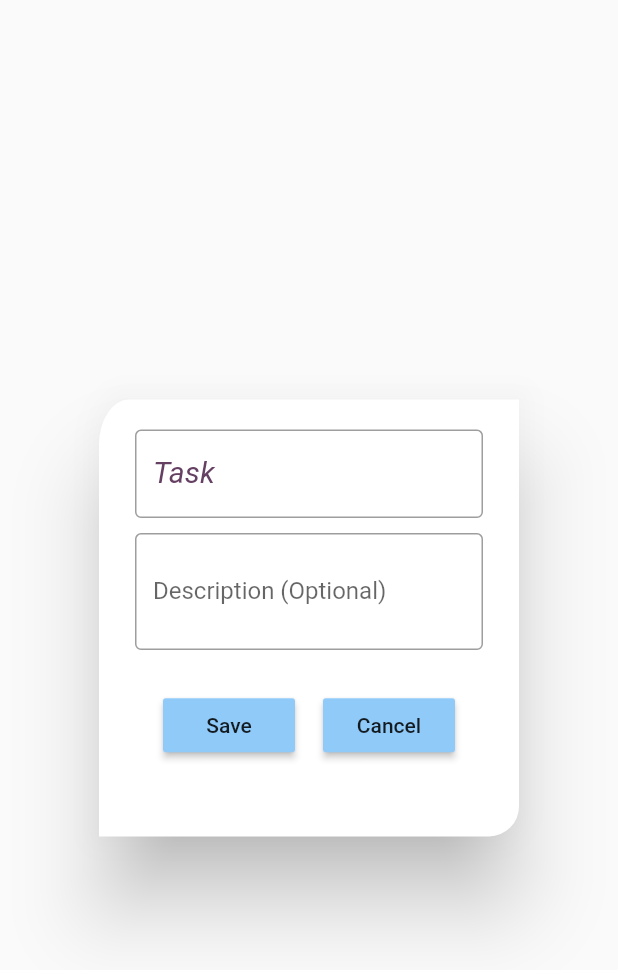
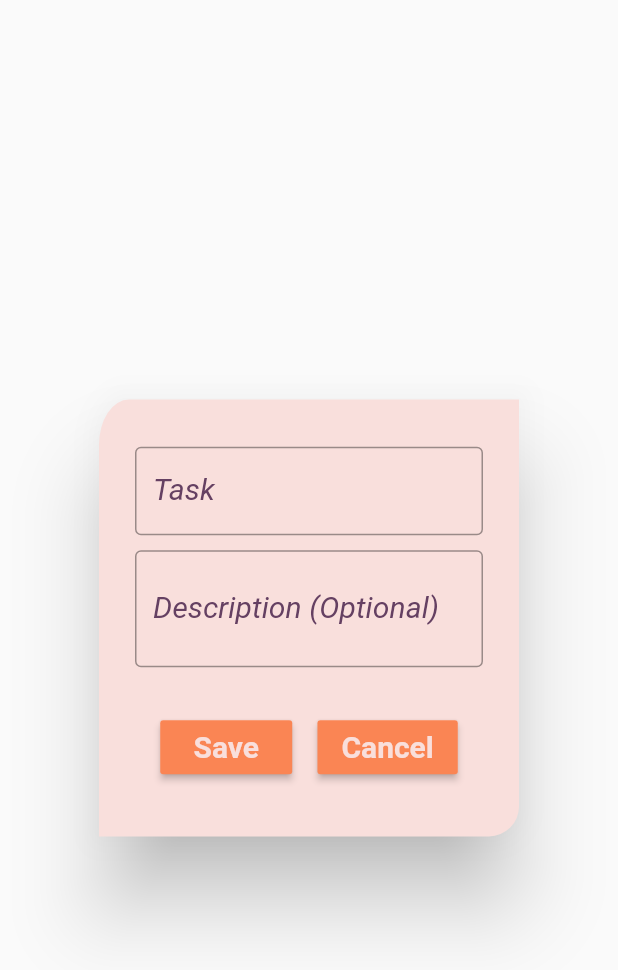
Before and after one commit to awes0m/routined, a Flutter app: the TodoDialogBox widget shown alone on an empty page, opened directly with empty values, on a phone screen of 412 x 824 dp. Shown: the top 970 px of the screen. Run offline on Flutter 3.47's test engine with Material 2 defaults, Android fonts, the phone set to English and light mode, and no system bars; our stand-ins replace flutter_slidable, hive, hive_flutter, percent_indicator, permission_handler; accounts and stored records are empty.

Commit message:
Added CheckBox interactivity and fixed design

```diff
--- a/routined/lib/core/common/colors.dart
+++ b/routined/lib/core/common/colors.dart
@@ -7,6 +7,6 @@ const secondaryBackgroundColor = Color.fromRGBO(46, 46, 46, 1);
 const iconColor = Colors.white;
 
 // To do Screeen
-const toDoColor = Color.fromRGBO(255, 214, 107, 1);
+const toDoColor = Color.fromRGBO(249, 223, 220, 1);
 const toDoText = Color.fromRGBO(101, 64, 98, 1);
-const toDoAlternate = Color.fromRGBO(255, 157, 114, 1);
+const toDoAlternate = Color.fromARGB(255, 250, 133, 84);
--- a/routined/lib/core/widgets/custom_button.dart
+++ b/routined/lib/core/widgets/custom_button.dart
@@ -1,21 +1,30 @@
 // ignore_for_file: public_member_api_docs, sort_constructors_first
 import 'package:flutter/material.dart';
+import 'package:routined/core/common/colors.dart';
+import 'package:routined/core/common/text_styles.dart';
 
 class CustomButton extends StatelessWidget {
   final String text;
   final VoidCallback onPressed;
-  const CustomButton({
-    Key? key,
-    required this.text,
-    required this.onPressed,
-  }) : super(key: key);
+  final Color color;
+  final Color textColor;
+  const CustomButton(
+      {Key? key,
+      required this.text,
+      required this.onPressed,
+      this.color = buttonColor,
+      this.textColor = Colors.white})
+      : super(key: key);
 
   @override
   Widget build(BuildContext context) {
     return MaterialButton(
       onPressed: onPressed,
-      color: Theme.of(context).colorScheme.background,
-      child: Text(text),
+      color: color,
+      child: Text(
+        text,
+        style: AppTextStyle.smallBold(color: textColor),
+      ),
     );
   }
 }
--- a/routined/lib/presentation/screens/to_do_screen.dart
+++ b/routined/lib/presentation/screens/to_do_screen.dart
@@ -77,6 +77,8 @@ class _ToDoScreenState extends State<ToDoScreen> {
       Navigator.of(context).pop();
     });
     db.updateData();
+    controller.clear();
+    descriptionController.clear();
   }
 
   @override
--- a/routined/lib/presentation/widgets/todo_dialogbox.dart
+++ b/routined/lib/presentation/widgets/todo_dialogbox.dart
@@ -25,6 +25,7 @@ class TodoDialogBox extends StatelessWidget {
   @override
   Widget build(BuildContext context) {
     return AlertDialog(
+      backgroundColor: toDoColor,
       shape: const RoundedRectangleBorder(
           borderRadius: BorderRadius.only(
               topLeft: Radius.elliptical(20, 30),
@@ -32,12 +33,15 @@ class TodoDialogBox extends StatelessWidget {
       content: SizedBox(
         height: ScrnSizer.screenHeight() * 0.3,
         child: Column(
+          mainAxisAlignment: MainAxisAlignment.spaceEvenly,
+          mainAxisSize: MainAxisSize.min,
           children: [
             //Task name field
             SizedBox(
               height: ScrnSizer.screenHeight() * 0.2,
               child: SingleChildScrollView(
                 child: Column(
+                  mainAxisSize: MainAxisSize.min,
                   children: [
                     //TaskName field
                     TextField(
@@ -52,15 +56,17 @@ class TodoDialogBox extends StatelessWidget {
                           border: const OutlineInputBorder(),
                           hintText: "Add Task Name"),
                     ),
-                    SizedBox(
-                      height: 10,
-                    ),
+                    //Gap
+                    const SizedBox(height: 10),
                     TextField(
                       maxLines: 2,
                       textCapitalization: TextCapitalization.sentences,
                       controller: descriptionController,
-                      decoration: const InputDecoration(
-                          label: Text('Description (Optional)'),
+                      decoration: InputDecoration(
+                          label: Text(
+                            'Description (Optional)',
+                            style: AppTextStyle.hintTextStyle(color: toDoText),
+                          ),
                           border: OutlineInputBorder(),
                           hintText: " Add Task Description"),
                     ),
@@ -93,9 +99,9 @@ class TodoDialogBox extends StatelessWidget {
             //   },
             // ),
 
-            SizedBox(
-              height: ScrnSizer.screenHeight() * 0.01,
-            ),
+            // SizedBox(
+            //   height: ScrnSizer.screenHeight() * 0.01,
+            // ),
 
             Row(
                 mainAxisAlignment: MainAxisAlignment.spaceEvenly,
@@ -103,8 +109,18 @@ class TodoDialogBox extends StatelessWidget {
 
                 /// Action Buttons
                 children: [
-                  CustomButton(text: "Save", onPressed: onSave),
-                  CustomButton(text: "Cancel", onPressed: onCancel),
+                  CustomButton(
+                    text: "Save",
+                    onPressed: onSave,
+                    color: toDoAlternate,
+                    textColor: toDoColor,
+                  ),
+                  CustomButton(
+                    text: "Cancel",
+                    onPressed: onCancel,
+                    color: toDoAlternate,
+                    textColor: toDoColor,
+                  ),
                 ]),
           ],
         ),
```
Also changed, not shown: routined/lib/data/repository/database.dart (+5 -5 lines), routined/lib/presentation/widgets/todo_tile.dart (+21 -4 lines).
